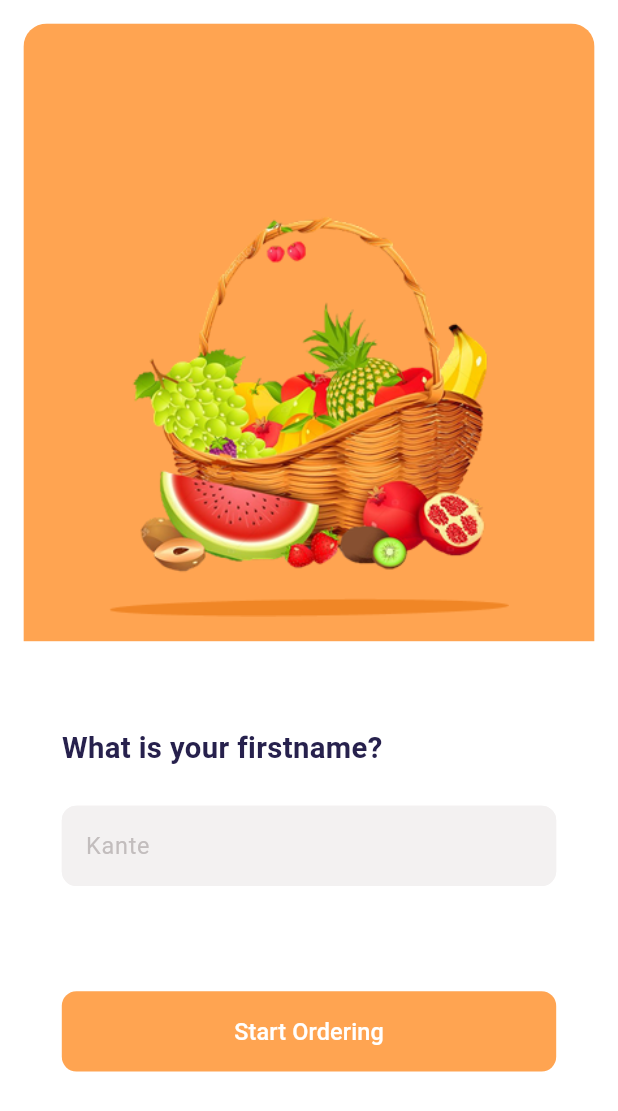
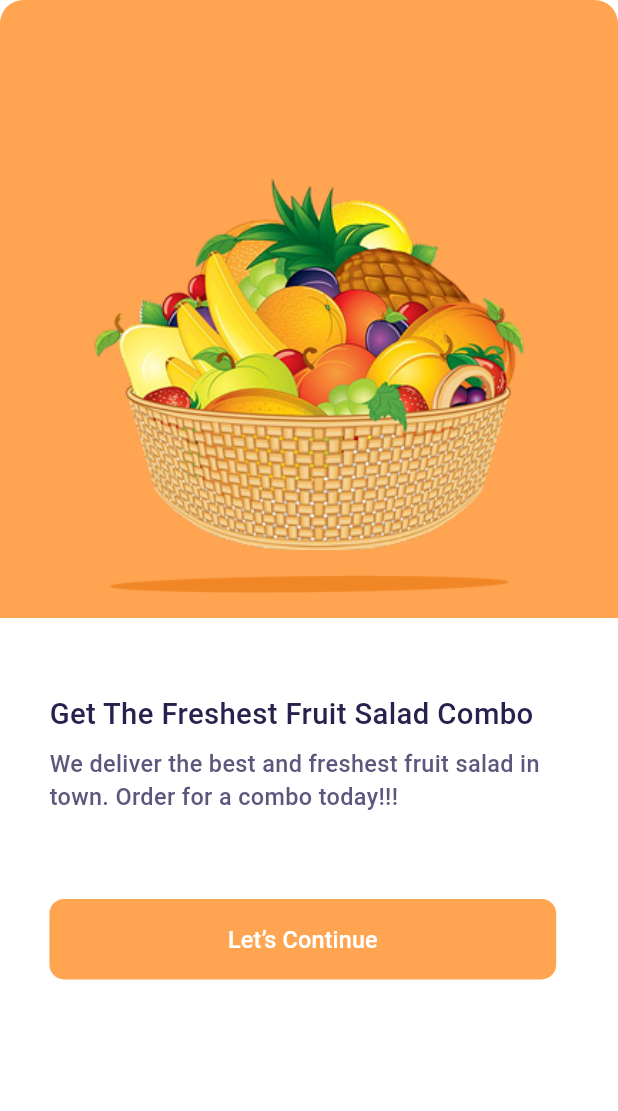
Before and after one commit to Shakirullah25/fruit-hub, a Flutter app: the screen it shows after launch, on a phone screen of 412 x 824 dp. Shown: the top 1111 px of the screen. Run offline on Flutter 3.47's test engine with Material 3 defaults, Android fonts, the phone set to English and light mode, and no system bars; our stand-ins replace flutter_screenutil, google_fonts.

Commit message:
feat: added auth screen and connected the welcome screen with auth screen

```diff
--- a/lib/constant/colors.dart
+++ b/lib/constant/colors.dart
@@ -3,9 +3,10 @@ import 'package:flutter/material.dart';
 class AppColors {
   static const Color scaffoldColor = Color(0xFFFFFFFF);
   static const Color primaryColor = Color(0xFFFFA451);
-  static const Color firstNameColor = Color(0xFF27214D);
+  static const Color secondaryColor = Color(0xFF27214D);
   static const Color textFieldColor = Color(0xFFF3F1F1);
   static const Color hintTxtColor = Color(0xFFC2BDBD);
   static const Color buttonTxtColor = Color(0xFFFFFFFF);
+  static const Color welcomeScreenSubtitleColor = Color(0xFF5D577E);
   static const Color buttonColor = Color(0xFFFFFFFF);
 }
--- a/lib/constant/my_strings.dart
+++ b/lib/constant/my_strings.dart
@@ -2,7 +2,15 @@ class MyStrings {
   static const String basketImgPath = "lib/assets/fruit-basket.png";
   static const String shadowImgPath = "lib/assets/shadow.png";
   static const String fruitHubLogo = "lib/assets/fruit-logo.png";
+  static const String fruitBinBasket = "lib/assets/fruit-bin-basket.png";
   static const String firstName = "What is your firstname?";
-  static const String hintTxt = "Kante";
-  static const String buttonTxt = "Start Ordering";
+  static const String welcomeScreenTitleTxt =
+      "Get The Freshest Fruit Salad Combo";
+  static const String welcomeScreenSubtitleTxt =
+      "We deliver the best and freshest fruit salad in\ntown. Order for a combo today!!!";
+  static const String hintTxt = "Tony";
+  static const String authButtonTxt = "Start Ordering";
+    static const String welcomeButtonTxt = "Let’s Continue";
+
+
 }
--- a/lib/screens/splash_screen.dart
+++ b/lib/screens/splash_screen.dart
@@ -2,7 +2,7 @@ import 'package:flutter/material.dart';
 import 'package:flutter_screenutil/flutter_screenutil.dart';
 import 'package:fruit_salad_combo/constant/colors.dart';
 import 'package:fruit_salad_combo/constant/my_strings.dart';
-import 'package:fruit_salad_combo/screens/authentication_screen.dart';
+import 'package:fruit_salad_combo/screens/welcome_screen.dart';
 
 class SplashScreen extends StatefulWidget {
   const SplashScreen({super.key});
@@ -16,11 +16,11 @@ class _SplashScreenState extends State<SplashScreen> {
   void initState() {
     super.initState();
 
-    Future.delayed(Duration(seconds: 3), () {
+    Future.delayed(Duration(seconds: 1), () {
       if (mounted) {
         Navigator.pushReplacement(
           context,
-          MaterialPageRoute(builder: (_) => const AuthenticationScreen()),
+          MaterialPageRoute(builder: (_) => const WelcomeScreen()),
         );
       }
     });
--- /dev/null
+++ b/lib/screens/welcome_screen.dart
@@ -0,0 +1,73 @@
+import 'package:flutter/material.dart';
+import 'package:flutter_screenutil/flutter_screenutil.dart';
+import 'package:fruit_salad_combo/constant/colors.dart';
+import 'package:fruit_salad_combo/constant/my_strings.dart';
+import 'package:fruit_salad_combo/screens/authentication_screen.dart';
+import 'package:fruit_salad_combo/widgets/primary_button.dart';
+import 'package:fruit_salad_combo/widgets/container.dart';
+import 'package:google_fonts/google_fonts.dart';
+
+class WelcomeScreen extends StatelessWidget {
+  const WelcomeScreen({super.key});
+
+  @override
+  Widget build(BuildContext context) {
+    return SafeArea(
+      child: Scaffold(
+        backgroundColor: AppColors.scaffoldColor,
+        //appBar: AppBar(backgroundColor: AppColors.primaryColor),
+        body: Column(
+          crossAxisAlignment: CrossAxisAlignment.start,
+          children: [
+            FruitBasketContainer(
+              basketImgPath: MyStrings.fruitBinBasket,
+              shadowImgPath: MyStrings.shadowImgPath,
+            ),
+            SizedBox(height: 0.06.sh),
+            Padding(
+              padding: EdgeInsets.only(left: 0.08.sw),
+              child: Column(
+                crossAxisAlignment:
+                    CrossAxisAlignment.start, // align text & button to the left
+                children: [
+                  Text(
+                    MyStrings.welcomeScreenTitleTxt,
+                    style: GoogleFonts.darkerGrotesque(
+                      fontSize: 20.spMin,
+                      color: AppColors.secondaryColor,
+                      fontWeight: FontWeight.w500,
+                    ),
+                  ),
+                  SizedBox(height: 0.01.sh),
+                  Padding(
+                    padding: EdgeInsets.only(bottom: 0.07.sh),
+                    child: Text(
+                      MyStrings.welcomeScreenSubtitleTxt,
+                      textAlign: TextAlign.left,
+                      style: GoogleFonts.darkerGrotesque(
+                        fontSize: 16.spMin,
+                        color: AppColors.welcomeScreenSubtitleColor,
+                        fontWeight: FontWeight.w500,
+                      ),
+                    ),
+                  ),
+                  PrimaryButton(
+                    label: MyStrings.welcomeButtonTxt,
+                    onPressed: () {
+                      Navigator.push(
+                        context,
+                        MaterialPageRoute(
+                          builder: (context) => const AuthenticationScreen(),
+                        ),
+                      );
+                    },
+                  ),
+                ],
+              ),
+            ),
+          ],
+        ),
+      ),
+    );
+  }
+}
--- a/lib/widgets/button.dart
+++ /dev/null
@@ -1,34 +0,0 @@
-import 'package:flutter/material.dart';
-import 'package:flutter_screenutil/flutter_screenutil.dart';
-import 'package:fruit_salad_combo/constant/colors.dart';
-import 'package:fruit_salad_combo/constant/my_strings.dart';
-import 'package:google_fonts/google_fonts.dart';
-
-Padding button() {
-  return Padding(
-    padding: EdgeInsets.only(left: 0.1.sw, right: 0.1.sw),
-    child: SizedBox(
-      width: double.infinity,
-      height: 0.065.sh,
-      child: ElevatedButton(
-        onPressed: () {},
-        style: ElevatedButton.styleFrom(
-          elevation: 0,
-          shape: RoundedRectangleBorder(
-            borderRadius: BorderRadius.circular(10).r, // match TextField
-          ),
-          backgroundColor: AppColors.primaryColor,
-          foregroundColor: AppColors.buttonTxtColor,
-          padding: EdgeInsets.symmetric(vertical: 12.h),
-        ),
-        child: Text(
-          MyStrings.buttonTxt,
-          style: GoogleFonts.darkerGrotesque(
-            fontSize: 16.spMin,
-            fontWeight: FontWeight.w500,
-          ),
-        ),
-      ),
-    ),
-  );
-}
--- a/lib/widgets/container.dart
+++ b/lib/widgets/container.dart
@@ -1,12 +1,11 @@
 import 'package:flutter/material.dart';
 import 'package:flutter_screenutil/flutter_screenutil.dart';
 import 'package:fruit_salad_combo/constant/colors.dart';
-import 'package:fruit_salad_combo/constant/my_strings.dart';
 
 class FruitBasketContainer extends StatelessWidget {
   final String basketImgPath;
   final String shadowImgPath;
- const  FruitBasketContainer({
+  const FruitBasketContainer({
     super.key,
     required this.basketImgPath,
     required this.shadowImgPath,
@@ -14,9 +13,7 @@ class FruitBasketContainer extends StatelessWidget {
 
   @override
   Widget build(BuildContext context) {
-    return Padding(
-      padding: const EdgeInsets.all(16).r,
-      child: ClipRRect(
+    return ClipRRect(
       borderRadius: BorderRadius.only(
         topLeft: Radius.circular(16).r,
         topRight: Radius.circular(16).r,
@@ -47,7 +44,6 @@ class FruitBasketContainer extends StatelessWidget {
           ],
         ),
       ),
-      ),
     );
   }
 }
--- /dev/null
+++ b/lib/widgets/primary_button.dart
@@ -0,0 +1,83 @@
+import 'package:flutter/material.dart';
+import 'package:flutter_screenutil/flutter_screenutil.dart';
+import 'package:fruit_salad_combo/constant/colors.dart';
+import 'package:google_fonts/google_fonts.dart';
+
+class PrimaryButton extends StatelessWidget {
+  final VoidCallback? onPressed;
+  final String label;
+  const PrimaryButton({super.key, this.onPressed, required this.label});
+
+  @override
+  Widget build(BuildContext context) {
+    return Padding(
+      padding: EdgeInsets.only(right: 0.1.sw),
+      child: SizedBox(
+        width: double.infinity,
+        height: 0.065.sh,
+        child: ElevatedButton(
+          onPressed: onPressed,
+          style: ElevatedButton.styleFrom(
+            elevation: 0,
+            shape: RoundedRectangleBorder(
+              borderRadius: BorderRadius.circular(10).r, // match TextField
+            ),
+            backgroundColor: AppColors.primaryColor,
+            foregroundColor: AppColors.buttonTxtColor,
+            padding: EdgeInsets.symmetric(vertical: 12.h),
+          ),
+          child: Text(
+            label,
+            style: GoogleFonts.darkerGrotesque(
+              fontSize: 16.spMin,
+              fontWeight: FontWeight.w500,
+            ),
+          ),
+        ),
+      ),
+    );
+  }
+}
+
+
+
+// import 'package:flutter/material.dart';
+// import 'package:flutter_screenutil/flutter_screenutil.dart';
+// import 'package:fruit_salad_combo/constant/colors.dart';
+// import 'package:fruit_salad_combo/constant/my_strings.dart';
+// import 'package:google_fonts/google_fonts.dart';
+
+// class PrimaryButton extends StatelessWidget {
+  // final VoidCallback? onPressed;
+  // final String label;
+
+//   const PrimaryButton({Key? key, this.onPressed, this.label = MyStrings.buttonTxt}) : super(key: key);
+
+//   @override
+//   Widget build(BuildContext context) {
+//     return Padding(
+//       padding: EdgeInsets.only(left: 0.1.sw, right: 0.1.sw),
+//       child: SizedBox(
+//         width: double.infinity,
+//         height: 0.065.sh,
+//         child: ElevatedButton(
+//           onPressed: onPressed,
+//           style: ElevatedButton.styleFrom(
+//             elevation: 0,
+//             shape: RoundedRectangleBorder(
+//               borderRadius: BorderRadius.circular(10).r,
+//             ),
+//             backgroundColor: AppColors.primaryColor,
+//             foregroundColor: AppColors.buttonTxtColor,
+//             padding: EdgeInsets.symmetric(vertical: 12.h),
+//           ),
+//           child: Text(
+//             label,
+//             style: GoogleFonts.darkerGrotesque(
+//               fontSize: 16.spMin,
+//               fontWeight: FontWeight.w500,
+//             ),
+//           ),
+//         ),
+//       ),
+//     );
--- a/lib/widgets/textfield.dart
+++ /dev/null
@@ -1,33 +0,0 @@
-import 'package:flutter/material.dart';
-import 'package:flutter_screenutil/flutter_screenutil.dart';
-import 'package:fruit_salad_combo/constant/colors.dart';
-import 'package:fruit_salad_combo/constant/my_strings.dart';
-
-Padding textfield(OutlineInputBorder outLineInputBorder) {
-  return Padding(
-    padding: EdgeInsets.only(left: 0.1.sw, right: 0.1.sw, bottom: 0.07.sh),
-    child: SizedBox(
-      height: 0.08.sh,
-      child: TextField(
-        style: TextStyle(fontSize: 16.spMin),
-        showCursor: true,
-        cursorColor: AppColors.primaryColor,
-        decoration: InputDecoration(
-          hintText: MyStrings.hintTxt,
-          hintStyle: TextStyle(
-            color: AppColors.hintTxtColor,
-            fontSize: 16.spMin,
-          ),
-          fillColor: AppColors.textFieldColor,
-          filled: true,
-          contentPadding: EdgeInsets.symmetric(
-            vertical: 16.h,
-            horizontal: 12.w,
-          ).r,
-          enabledBorder: outLineInputBorder,
-          focusedBorder: outLineInputBorder,
-        ),
-      ),
-    ),
-  );
-}
```
Also changed, not shown: lib/home_screen.dart (added, +50 -0 lines), lib/screens/authentication_screen.dart (+25 -22 lines), lib/widgets/primary_textfield.dart (added, +73 -0 lines), lib/assets/fruit-bin-basket.png (added). Lines whose indentation alone changed are shown as unchanged.
